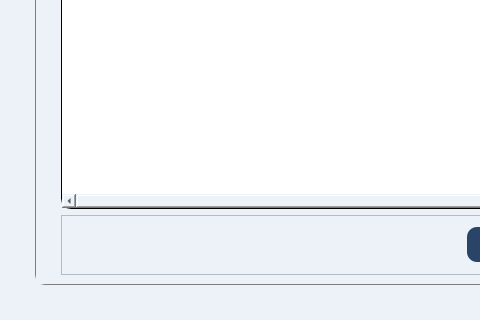
Old version of the form interface/ui/estoque.ui in the repository GsFerreira99/sistema-venda-calcados; both pictures show x 0 to 480 and y 380 to 700 of the 900 by 700 pixel window.
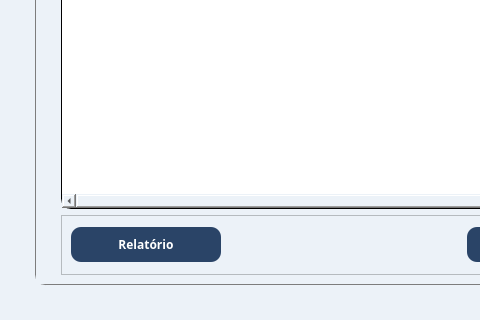
New version of the form. Icons and pictures are not drawn.

Commit message: update 1.0.1 (adicionado relatorio estoque)

The edit to the form file:
```diff
--- a/interface/ui/estoque.ui
+++ b/interface/ui/estoque.ui
@@ -312,6 +312,36 @@
           <enum>QFrame::Raised</enum>
          </property>
          <layout class="QHBoxLayout" name="horizontalLayout_2">
+          <item>
+           <widget class="QPushButton" name="btn_relatorio">
+            <property name="sizePolicy">
+             <sizepolicy hsizetype="Expanding" vsizetype="Fixed">
+              <horstretch>0</horstretch>
+              <verstretch>0</verstretch>
+             </sizepolicy>
+            </property>
+            <property name="maximumSize">
+             <size>
+              <width>150</width>
+              <height>35</height>
+             </size>
+            </property>
+            <property name="font">
+             <font>
+              <family>Raleway</family>
+              <pointsize>9</pointsize>
+              <weight>75</weight>
+              <bold>true</bold>
+             </font>
+            </property>
+            <property name="styleSheet">
+             <string notr="true"/>
+            </property>
+            <property name="text">
+             <string>Relatório</string>
+            </property>
+           </widget>
+          </item>
           <item>
            <spacer name="horizontalSpacer_2">
             <property name="orientation">
```
The commit also changes 7 other files.
